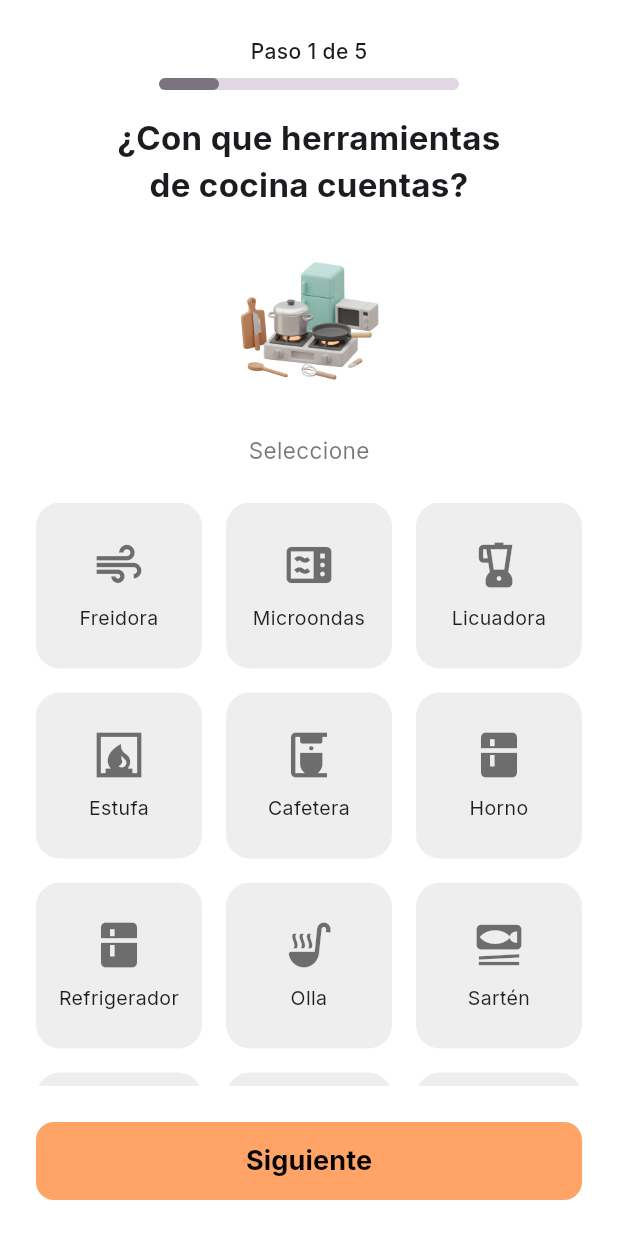
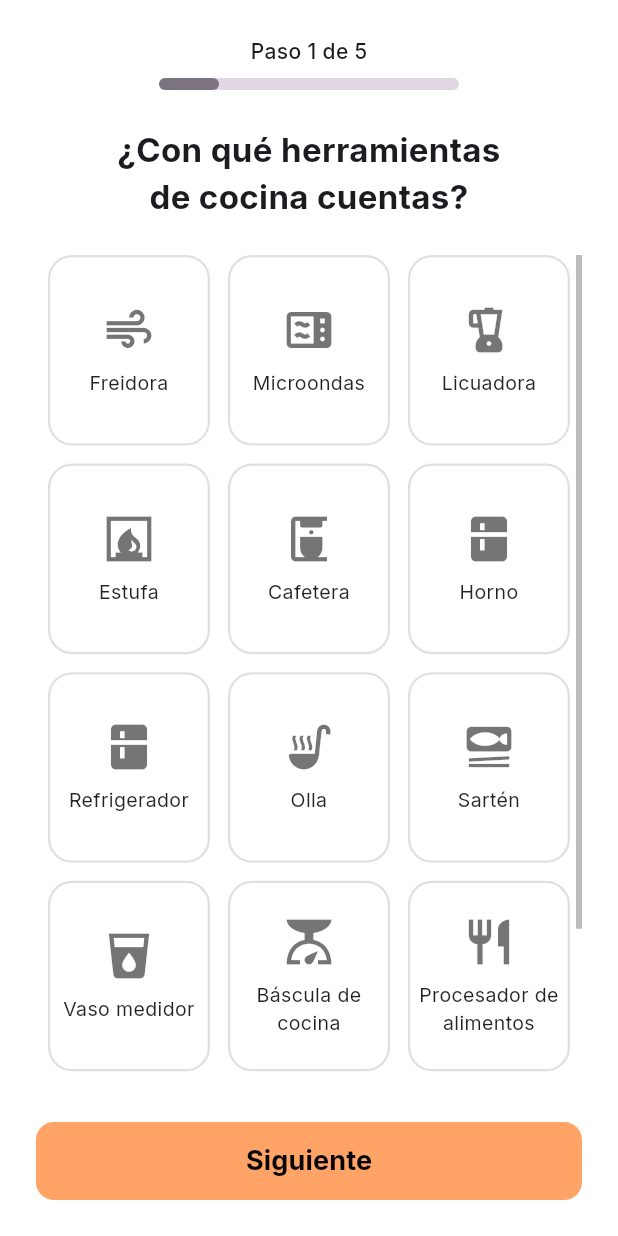
Before and after one commit to albertholto0/Generacion-recetas, a Flutter app: the StartQuestionnaireScreen screen opened directly, after a tap on "Comenzar", on a phone screen of 412 x 824 dp. Run offline on Flutter 3.47's test engine with Material 3 defaults, Android fonts, the phone set to English and light mode, and no system bars; our stand-ins replace cloud_firestore, firebase_auth, firebase_core, google_fonts; accounts and stored records are empty.

Commit message:
El cuestionario también pasó a ser un wrapper

```diff
--- a/app_recetas/lib/screens/first_start/questionnaire/question_1.dart
+++ b/app_recetas/lib/screens/first_start/questionnaire/question_1.dart
@@ -1,16 +1,13 @@
 import 'package:flutter/material.dart';
-import '/widgets/progress_bar.dart';
-import 'question_2.dart';
-import '/widgets/next_button.dart';
 
-class Question1Screen extends StatefulWidget {
-  const Question1Screen({super.key});
+class Question1Content extends StatefulWidget {
+  const Question1Content({super.key});
 
   @override
-  State<Question1Screen> createState() => _Question1ScreenState();
+  State<Question1Content> createState() => _Question1ContentState();
 }
 
-class _Question1ScreenState extends State<Question1Screen> {
+class _Question1ContentState extends State<Question1Content> {
   final Set<int> _selectedTools = {};
 
   final List<_ToolData> _tools = const [
@@ -27,60 +24,34 @@ class _Question1ScreenState extends State<Question1Screen> {
     _ToolData(icon: Icons.scale, label: 'Báscula de cocina'),
     _ToolData(icon: Icons.restaurant, label: 'Procesador de alimentos'),
     _ToolData(icon: Icons.bakery_dining, label: 'Tostadora'),
-    _ToolData(icon: Icons.bubble_chart, label: 'Tetera'),
-    _ToolData(icon: Icons.filter_list, label: 'Colador'),
-    _ToolData(icon: Icons.lunch_dining, label: 'Plato hondo'),
-    _ToolData(icon: Icons.water_drop, label: 'Exprimidor'),
-    _ToolData(icon: Icons.dashboard, label: 'Tabla de cortar'),
   ];
 
   @override
   Widget build(BuildContext context) {
-    return Scaffold(
-      body: SafeArea(
-        child: Padding(
-          padding: const EdgeInsets.symmetric(horizontal: 24.0),
-          child: Column(
+    // Retornamos directamente una Column o el contenido
+    // Ya no hay Scaffold, SafeArea, ProgressBar ni NextButton aquí
+    return Column(
       children: [
         const SizedBox(height: 24),
         const Text(
-                'Paso 1 de 5',
-                style: TextStyle(fontWeight: FontWeight.w500, fontSize: 14),
-              ),
-              const SizedBox(height: 8),
-              CustomProgressBar(value: 0.2),
-              const SizedBox(height: 16),
-              const Text(
-                '¿Con que herramientas\nde cocina cuentas?',
+          '¿Con qué herramientas\nde cocina cuentas?',
           textAlign: TextAlign.center,
           style: TextStyle(fontSize: 22, fontWeight: FontWeight.bold),
         ),
-              const SizedBox(height: 16),
-              Image.asset(
-                'assets/herramientas-cocina.png',
-                width: 140,
-                height: 120,
-                fit: BoxFit.contain,
-              ),
-              const SizedBox(height: 16),
-              const Text(
-                'Seleccione',
-                style: TextStyle(fontSize: 15, color: Colors.black54),
-              ),
         const SizedBox(height: 24),
         Expanded(
-                child: SingleChildScrollView(
+          child: Scrollbar(
+            thumbVisibility: true,
+            child: Padding(
+              padding: const EdgeInsets.symmetric(horizontal: 8.0),
               child: GridView.builder(
-                    shrinkWrap: true,
-                    physics: NeverScrollableScrollPhysics(),
+                gridDelegate: const SliverGridDelegateWithFixedCrossAxisCount(
+                  crossAxisCount: 3,
+                  crossAxisSpacing: 12,
+                  mainAxisSpacing: 12,
+                  childAspectRatio: 0.85,
+                ),
                 itemCount: _tools.length,
-                    gridDelegate:
-                        const SliverGridDelegateWithFixedCrossAxisCount(
-                          crossAxisCount: 3,
-                          mainAxisSpacing: 16,
-                          crossAxisSpacing: 16,
-                          childAspectRatio: 1,
-                        ),
                 itemBuilder: (context, index) {
                   final selected = _selectedTools.contains(index);
                   return GestureDetector(
@@ -96,12 +67,23 @@ class _Question1ScreenState extends State<Question1Screen> {
                     child: Container(
                       decoration: BoxDecoration(
                         color: selected
-                                ? Color(0xFFFFA366)
-                                : Colors.grey[200],
+                            ? const Color(0xFFFFA366)
+                            : Colors.white,
                         borderRadius: BorderRadius.circular(16),
-                            border: selected
-                                ? Border.all(color: Color(0xFFFFA366), width: 2)
-                                : null,
+                        border: Border.all(
+                          color: selected
+                              ? const Color(0xFFFFA366)
+                              : Colors.black12,
+                          width: 1.5,
+                        ),
+                        boxShadow: [
+                          if (selected)
+                            BoxShadow(
+                              color: const Color(0xFFFFA366).withOpacity(0.3),
+                              blurRadius: 8,
+                              offset: const Offset(0, 4),
+                            ),
+                        ],
                       ),
                       child: Column(
                         mainAxisAlignment: MainAxisAlignment.center,
@@ -116,9 +98,7 @@ class _Question1ScreenState extends State<Question1Screen> {
                             _tools[index].label,
                             textAlign: TextAlign.center,
                             style: TextStyle(
-                                  color: selected
-                                      ? Colors.white
-                                      : Colors.black87,
+                              color: selected ? Colors.white : Colors.black87,
                               fontSize: 13,
                             ),
                           ),
@@ -130,25 +110,13 @@ class _Question1ScreenState extends State<Question1Screen> {
               ),
             ),
           ),
-              const SizedBox(height: 24),
-              NextButton(
-                onPressed: () {
-                  Navigator.of(context).push(
-                    MaterialPageRoute(
-                      builder: (context) => const Question2Screen(),
         ),
-                  );
-                },
-              ),
-              const SizedBox(height: 24),
       ],
-          ),
-        ),
-      ),
     );
   }
 }
 
+// Mantenemos la clase de datos al final
 class _ToolData {
   final IconData icon;
   final String label;
--- /dev/null
+++ b/app_recetas/lib/screens/first_start/questionnaire/questionnaire_wrapper.dart
@@ -0,0 +1,82 @@
+import 'package:flutter/material.dart';
+import 'question_1.dart';
+import 'question_2.dart';
+import 'question_3.dart';
+import 'question_4.dart';
+import 'question_5.dart';
+import '/widgets/progress_bar.dart';
+import '/widgets/next_button.dart';
+
+class QuestionnaireWrapper extends StatefulWidget {
+  const QuestionnaireWrapper({super.key});
+
+  @override
+  State<QuestionnaireWrapper> createState() => _QuestionnaireWrapperState();
+}
+
+class _QuestionnaireWrapperState extends State<QuestionnaireWrapper> {
+  int _currentStep = 1;
+  final int _totalSteps = 5;
+
+  void _nextStep() {
+    if (_currentStep < _totalSteps) {
+      setState(() => _currentStep++);
+    } else {
+      // Lógica final para ir al Home
+    }
+  }
+
+  // Función para obtener el widget de la pregunta actual
+  Widget _getCurrentQuestion() {
+    switch (_currentStep) {
+      case 1:
+        return const Question1Content();
+      case 2:
+        return const Question2Content();
+      case 3:
+        return const Question3Content();
+      case 4:
+        return const Question4Content();
+      case 5:
+        return const Question5Content();
+      default:
+        return const SizedBox.shrink();
+    }
+  }
+
+  @override
+  Widget build(BuildContext context) {
+    return Scaffold(
+      body: SafeArea(
+        child: Padding(
+          padding: const EdgeInsets.symmetric(horizontal: 24.0),
+          child: Column(
+            children: [
+              const SizedBox(height: 24),
+              Text(
+                'Paso $_currentStep de $_totalSteps',
+                style: const TextStyle(
+                  fontWeight: FontWeight.w500,
+                  fontSize: 14,
+                ),
+              ),
+              const SizedBox(height: 8),
+              // La barra de progreso ahora es centralizada
+              CustomProgressBar(value: _currentStep / _totalSteps),
+
+              // El contenido que cambia dinámicamente
+              Expanded(child: _getCurrentQuestion()),
+
+              const SizedBox(height: 24),
+              NextButton(
+                onPressed: _nextStep,
+                text: _currentStep == _totalSteps ? 'Finalizar' : 'Siguiente',
+              ),
+              const SizedBox(height: 24),
+            ],
+          ),
+        ),
+      ),
+    );
+  }
+}
--- a/app_recetas/lib/screens/first_start/start_questionnaire.dart
+++ b/app_recetas/lib/screens/first_start/start_questionnaire.dart
@@ -1,7 +1,7 @@
 import 'package:flutter/material.dart';
 import '../home.dart';
 import '/widgets/confirm_button.dart';
-import 'questionnaire/question_1.dart';
+import 'questionnaire/questionnaire_wrapper.dart';
 
 class StartQuestionnaireScreen extends StatelessWidget {
   const StartQuestionnaireScreen({super.key});
@@ -36,7 +36,7 @@ class StartQuestionnaireScreen extends StatelessWidget {
                     Navigator.push(
                       context,
                       MaterialPageRoute(
-                        builder: (context) => const Question1Screen(),
+                        builder: (context) => const QuestionnaireWrapper(),
                       ),
                     );
                   },
```
Also changed, not shown: app_recetas/lib/screens/first_start/questionnaire/question_2.dart (+50 -56 lines), app_recetas/lib/screens/first_start/questionnaire/question_3.dart (+27 -48 lines), app_recetas/lib/screens/first_start/questionnaire/question_4.dart (+45 -65 lines), app_recetas/lib/screens/first_start/questionnaire/question_5.dart (+12 -33 lines). Lines whose indentation alone changed are shown as unchanged.
